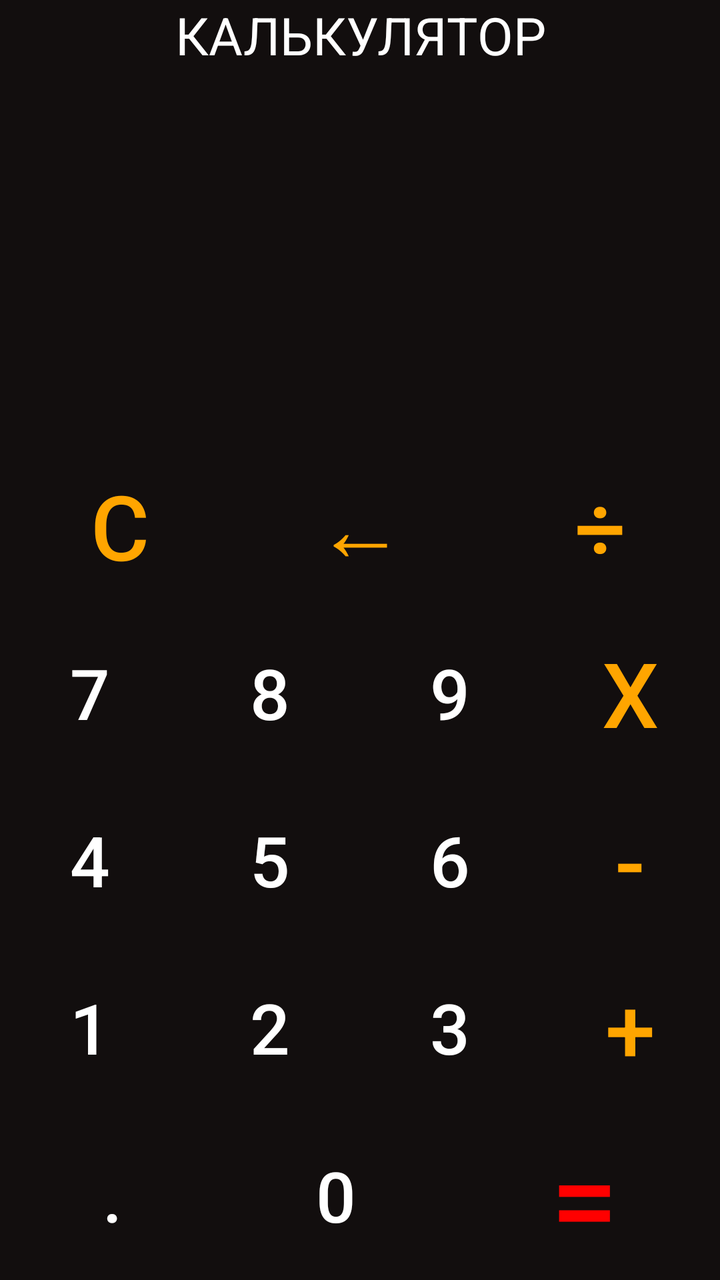
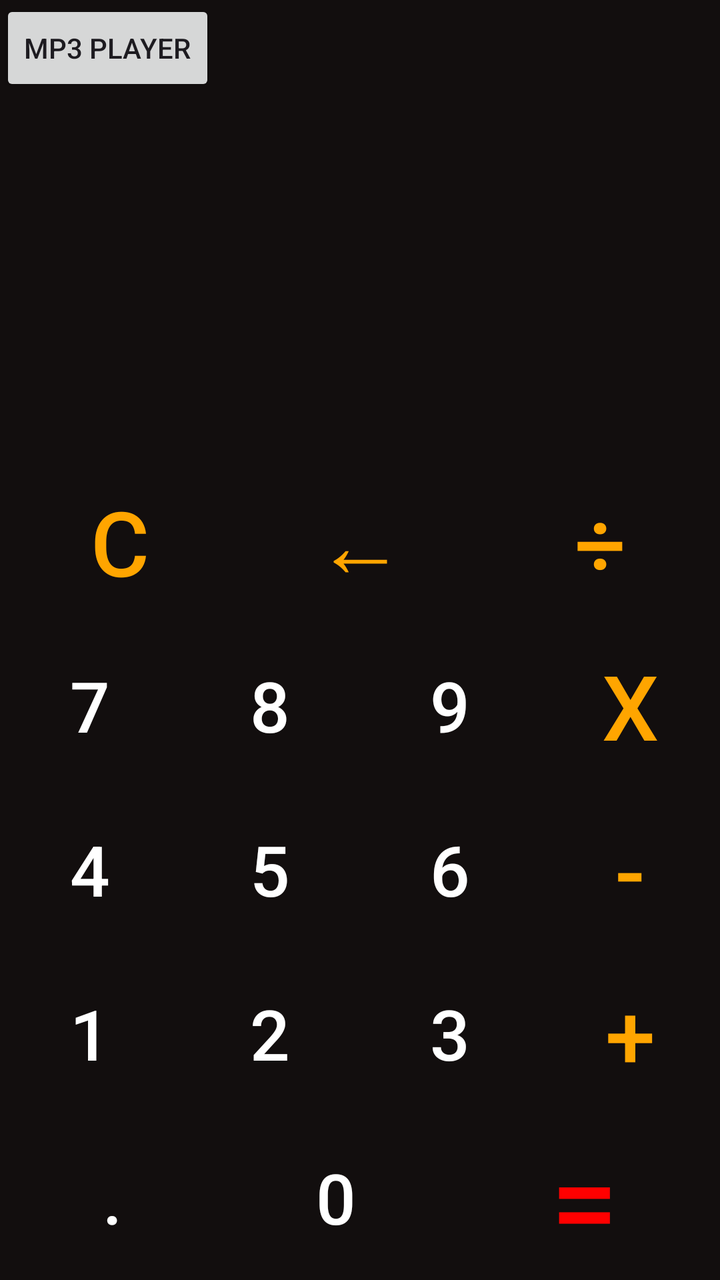

Two renders of the same Android screen: before a commit and after it. Below are the layout's source before the change and the commit's diff.
<!-- AndroidManifest.xml: application theme Theme.GPS_APP -->
<!-- res/layout/activity_main.xml -->
<?xml version="1.0" encoding="utf-8"?>
<LinearLayout xmlns:android="http://schemas.android.com/apk/res/android"
    xmlns:app="http://schemas.android.com/apk/res-auto"
    xmlns:tools="http://schemas.android.com/tools"
    android:id="@+id/main"
    android:layout_width="match_parent"
    android:layout_height="match_parent"
    android:background="#120E0E"
    android:orientation="vertical"
    tools:context=".MainActivity"
    tools:ignore="HardcodedText">


    <TextView
        android:id="@+id/textView"
        android:layout_width="match_parent"
        android:layout_height="wrap_content"
        android:text="КАЛЬКУЛЯТОР"
        android:textColor="@color/white"
        android:textSize="26dp"
        android:gravity="center"/>


    <androidx.constraintlayout.widget.ConstraintLayout
        android:layout_width="match_parent"
        android:layout_height="0dp"
        android:layout_weight="2"
        android:padding="20dp">


        <TextView
            android:id="@+id/resultsTV"
            android:layout_width="match_parent"
            android:layout_height="100dp"
            android:lines="1"
            android:maxLines="1"
            android:text=""
            android:textAlignment="textEnd"
            android:textColor="@color/white"
            android:textSize="40sp"
            app:layout_constraintHorizontal_bias="0.0"
            app:layout_constraintLeft_toLeftOf="parent"
            app:layout_constraintRight_toRightOf="parent"
            app:layout_constraintTop_toTopOf="parent" />

        <TextView
            android:id="@+id/workingTV"
            android:layout_width="match_parent"
            android:layout_height="wrap_content"
            android:lines="2"
            android:maxLines="2"
            android:text=""
            android:textAlignment="textEnd"
            android:textColor="@color/white"
            android:textSize="35sp"
            app:layout_constraintHorizontal_bias="1.0"
            app:layout_constraintLeft_toLeftOf="parent"
            app:layout_constraintRight_toRightOf="parent"
            app:layout_constraintTop_toBottomOf="@id/resultsTV" />

    </androidx.constraintlayout.widget.ConstraintLayout>


    <LinearLayout
        android:layout_width="match_parent"
        android:layout_height="0dp"
        android:layout_weight="0.9"
        android:orientation="horizontal">

        <Button
            style="@style/buttonOperator"
            android:onClick="clearAction"
            android:tag="C"
            android:text="C" />

        <Button
            style="@style/buttonOperator"
            android:onClick="backspaceAction"
            android:tag="←"
            android:text="←" />

        <Button
            style="@style/buttonOperator"
            android:onClick="operationAction"
            android:tag="÷"
            android:text="÷" />
    </LinearLayout>


    <LinearLayout
        android:layout_width="match_parent"
        android:layout_height="0dp"
        android:layout_weight="0.9"
        android:orientation="horizontal">

        <Button
            style="@style/buttonNumber"
            android:onClick="numberAction"
            android:tag="7"
            android:text="7" />

        <Button
            style="@style/buttonNumber"
            android:onClick="numberAction"
            android:tag="8"
            android:text="8" />

        <Button
            style="@style/buttonNumber"
            android:onClick="numberAction"
            android:tag="9"
            android:text="9" />

        <Button
            style="@style/buttonOperator"
            android:onClick="operationAction"
            android:tag="*"
            android:text="x" />
    </LinearLayout>

    <LinearLayout
        android:layout_width="match_parent"
        android:layout_height="0dp"
        android:layout_weight="0.9"
        android:orientation="horizontal">

        <Button
            style="@style/buttonNumber"
            android:onClick="numberAction"
            android:tag="4"
            android:text="4" />

        <Button
            style="@style/buttonNumber"
            android:onClick="numberAction"
            android:tag="5"
            android:text="5" />

        <Button
            style="@style/buttonNumber"
            android:onClick="numberAction"
            android:tag="6"
            android:text="6" />

        <Button
            style="@style/buttonOperator"
            android:onClick="operationAction"
            android:tag="-"
            android:text="-" />
    </LinearLayout>

    <LinearLayout
        android:layout_width="match_parent"
        android:layout_height="0dp"
        android:layout_weight="0.9"
        android:orientation="horizontal">

        <Button
            style="@style/buttonNumber"
            android:onClick="numberAction"
            android:tag="1"
            android:text="1" />

        <Button
            style="@style/buttonNumber"
            android:onClick="numberAction"
            android:tag="2"
            android:text="2" />

        <Button
            style="@style/buttonNumber"
            android:onClick="numberAction"
            android:tag="3"
            android:text="3" />

        <Button
            style="@style/buttonOperator"
            android:onClick="operationAction"
            android:tag="+"
            android:text="+" />
    </LinearLayout>

    <LinearLayout
        android:layout_width="match_parent"
        android:layout_height="0dp"
        android:layout_weight="0.9"
        android:orientation="horizontal">

        <Button
            style="@style/buttonNumber"
            android:onClick="numberAction"
            android:tag="."
            android:text="." />

        <Button
            style="@style/buttonNumber"
            android:onClick="numberAction"
            android:tag="0"
            android:text="0" />

        <Button
            style="@style/buttonRezult"
            android:onClick="rezultAction"
            android:tag="="
            android:text="=" />
    </LinearLayout>

</LinearLayout>
<!-- resources referenced by this layout -->
<resources>
  <color name="white">#FFFFFFFF</color>
  <style name="buttonNumber">
          <item name="android:layout_weight">1</item>
          <item name="android:layout_width">100dp</item>
          <item name="android:layout_height">match_parent</item>
          <item name="android:background">@null</item>
          <item name="android:textSize">35sp</item>
          <item name="android:textColor">@color/white</item>
          <item name="android:onClick">numberAction</item>
      </style>
  <style name="buttonOperator">
          <item name="android:layout_weight">1</item>
          <item name="android:layout_width">100dp</item>
          <item name="android:layout_height">match_parent</item>
          <item name="android:background">@null</item>
          <item name="android:textSize">45sp</item>
          <item name="android:textColor">@color/orange</item>
          <item name="android:onClick">operationAction</item>
      </style>
  <style name="buttonRezult">
          <item name="android:layout_weight">3</item>
          <item name="android:layout_width">100dp</item>
          <item name="android:layout_height">match_parent</item>
          <item name="android:background">@null</item>
          <item name="android:textSize">60sp</item>
          <item name="android:textColor">@color/red</item>
          <item name="android:onClick">operationAction</item>
      </style>
  <style name="Theme.GPS_APP" parent="Base.Theme.GPS_APP" />
  <color name="orange">#ffa500</color>
  <color name="red">#FF0000</color>
  <style name="Base.Theme.GPS_APP" parent="Theme.Material3.DayNight.NoActionBar">
          
          
          <item name="colorPrimary">@color/grey</item>
          <item name="colorOnPrimary">@color/white</item>
          <item name="colorPrimaryVariant">@color/black</item>
  
      </style>
  <color name="grey">#2A2A2A</color>
  <color name="black">#FF000000</color>
</resources>

<!-- the commit's change to res/layout/activity_main.xml (unified diff, before → after) -->
@@ -11,15 +11,11 @@
     tools:ignore="HardcodedText">
 
 
-    <TextView
-        android:id="@+id/textView"
-        android:layout_width="match_parent"
+    <Button
+        android:id="@+id/mp3player"
+        android:layout_width="wrap_content"
         android:layout_height="wrap_content"
-        android:text="КАЛЬКУЛЯТОР"
-        android:textColor="@color/white"
-        android:textSize="26dp"
-        android:gravity="center"/>
-
+        android:text="MP3 player" />
 
     <androidx.constraintlayout.widget.ConstraintLayout
         android:layout_width="match_parent"
